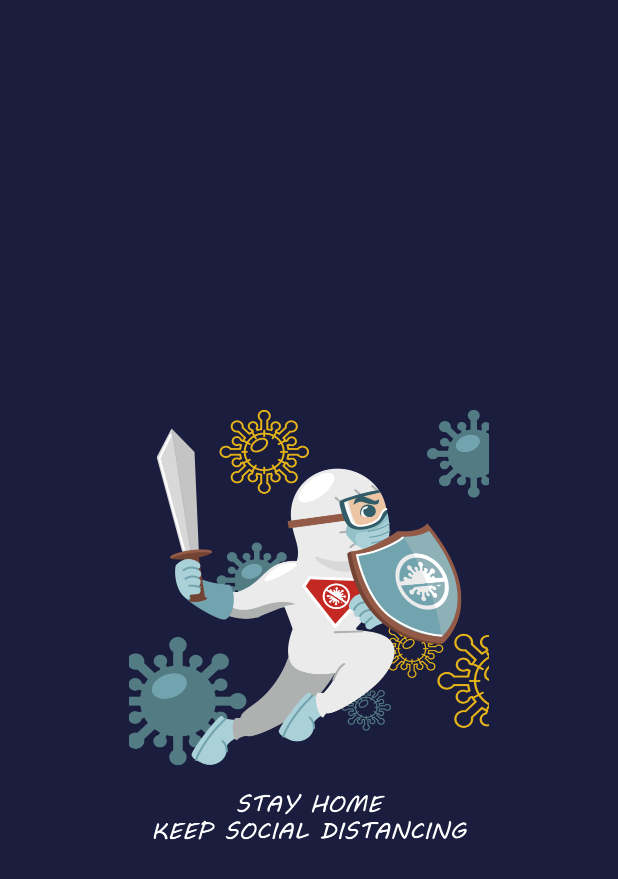
After one commit to Kelompok10PB/CapstoneProjectK10, an Android app: the SplashScreen screen opened directly, with no data from a screen before it, on a phone screen of 412 x 824 dp. The commit adds this screen. Shown: the top 879 px of the screen. Run offline under Robolectric (Android 15) with nearby library versions, the phone set to English and light mode, and no system bars; 1 statement that could not run was skipped.

Commit message:
Splash Screen Diitambahkan (agung Satria)

```diff
--- /dev/null
+++ b/app/src/main/java/com/example/capstoneprojectk10/SplashScreen.java
@@ -0,0 +1,35 @@
+package com.example.capstoneprojectk10;
+
+import android.content.Intent;
+import android.os.Bundle;
+import android.os.Handler;
+
+import androidx.appcompat.app.AppCompatActivity;
+
+public class SplashScreen extends AppCompatActivity {
+
+    // Set Timer selama 1.2 Second
+    private static int SPLASH_TIME_OUT = 1200;
+
+    @Override
+    protected void onCreate(Bundle savedInstanceState) {
+        super.onCreate(savedInstanceState);
+
+        new Handler().postDelayed(new Runnable() {
+            /*
+             * menampilkan splash screen dengan timer
+             */
+
+            @Override
+            public void run() {
+                // method ini akan di eksekusi setelah timer selesai
+                // start Main activity
+                Intent i = new Intent(SplashScreen.this, MainActivity.class);
+                startActivity(i);
+                // tutup activity ini
+                finish();
+            }
+
+        }, SPLASH_TIME_OUT);
+    }
+}
--- /dev/null
+++ b/app/src/main/res/drawable/splash_bg.xml
@@ -0,0 +1,11 @@
+<?xml version="1.0" encoding="utf-8"?>
+<layer-list xmlns:android="http://schemas.android.com/apk/res/android">
+    <item android:drawable="@color/splash"/>
+
+    <item android:gravity="center" android:width="240dp" android:height="400dp">
+        <bitmap
+            android:gravity="fill_horizontal|fill_vertical"
+            android:src="@drawable/logo"/>
+    </item>
+
+</layer-list>
--- a/app/src/main/res/layout/activity_main.xml
+++ b/app/src/main/res/layout/activity_main.xml
@@ -1,7 +1,8 @@
 <?xml version="1.0" encoding="utf-8"?>
-<androidx.constraintlayout.widget.ConstraintLayout xmlns:android="http://schemas.android.com/apk/res/android"
+<androidx.drawerlayout.widget.DrawerLayout xmlns:android="http://schemas.android.com/apk/res/android"
     xmlns:app="http://schemas.android.com/apk/res-auto"
     xmlns:tools="http://schemas.android.com/tools"
+    android:id="@+id/drawer_layout"
     android:layout_width="match_parent"
     android:layout_height="match_parent"
     tools:context=".MainActivity">
@@ -15,4 +16,4 @@
         app:layout_constraintRight_toRightOf="parent"
         app:layout_constraintTop_toTopOf="parent" />
 
-</androidx.constraintlayout.widget.ConstraintLayout>
+</androidx.drawerlayout.widget.DrawerLayout>
--- a/app/src/main/res/values/colors.xml
+++ b/app/src/main/res/values/colors.xml
@@ -3,4 +3,5 @@
     <color name="colorPrimary">#6200EE</color>
     <color name="colorPrimaryDark">#3700B3</color>
     <color name="colorAccent">#03DAC5</color>
+    <color name="splash">#1a1d3e</color>
 </resources>
--- a/app/src/main/res/values/styles.xml
+++ b/app/src/main/res/values/styles.xml
@@ -7,4 +7,8 @@
         <item name="colorAccent">@color/colorAccent</item>
     </style>
 
+    <style name="SplashTheme" parent="Theme.AppCompat.Light.NoActionBar">
+        <item name="android:windowBackground">@drawable/splash_bg</item>
+    </style>
+
 </resources>
```
Also changed, not shown: app/src/main/AndroidManifest.xml (+14 -1 lines), app/src/main/res/drawable/logo.png (added).
